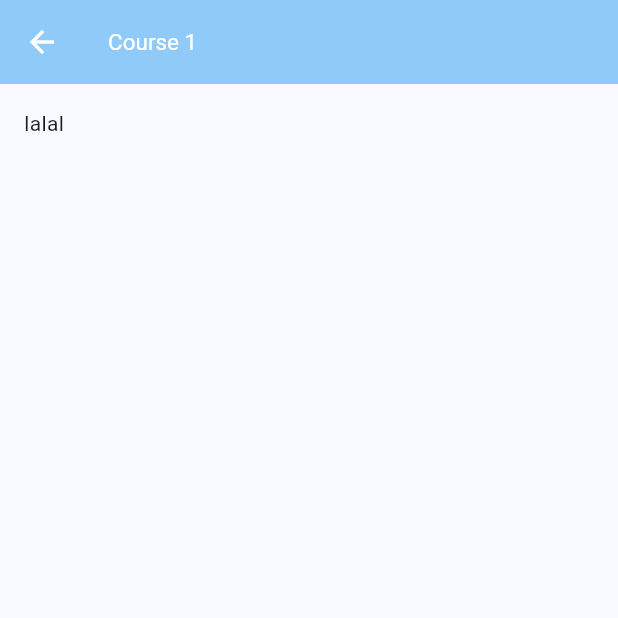
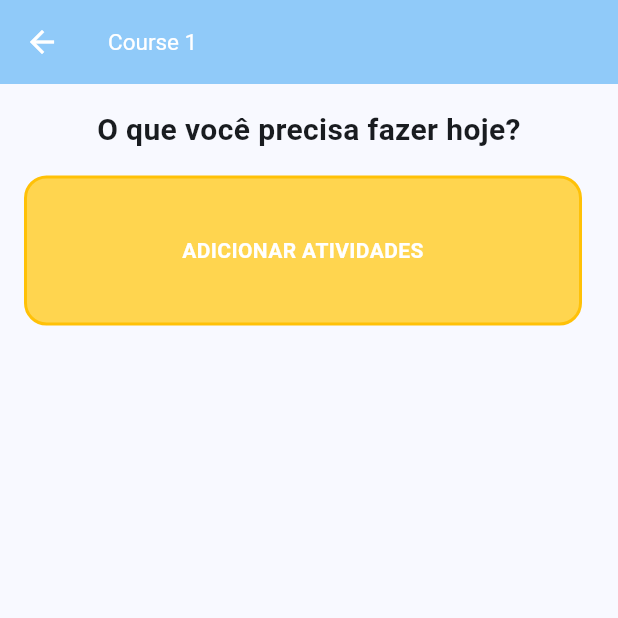
Before and after one commit to rayssamontecchiari/easyFacul, a Flutter app: the courseDetails screen opened directly with sample values from the repository, on a phone screen of 412 x 824 dp, the top half of it. Run offline on Flutter 3.47's test engine with Material 2 defaults, Android fonts, the light colour scheme and no system bars.

Commit message:
feat: adiciona botao e forms para adicionar atividade a um curso

```diff
--- a/lib/context/context.dart
+++ b/lib/context/context.dart
@@ -18,12 +18,16 @@ class Course {
   }) : _id = Uuid().v4();
 
   String get id => _id;
+
+  void addActivity(Activity activity) {
+    activities.add(activity);
+  }
 }
 
 class Activity {
   String type;
-  double value;
-  DateTime date;
+  String value; //modificar para double
+  String date; //modificar para dateTime
   String content;
 
   Activity({
@@ -117,4 +121,12 @@ class User with ChangeNotifier {
     courses.remove(course);
     notifyListeners();
   }
+
+  void addActivityToCourse(String courseId, Activity activity) {
+    Course currentCourse =
+        courses.firstWhere((element) => element.id == courseId);
+
+    currentCourse.addActivity(activity);
+    notifyListeners();
+  }
 }
--- a/lib/otherPages/course_details.dart
+++ b/lib/otherPages/course_details.dart
@@ -1,4 +1,6 @@
 import 'package:easy_facul/context/context.dart';
+import 'package:easy_facul/otherPages/add_activity.dart';
+import 'package:easy_facul/otherPages/add_course.dart';
 import 'package:easy_facul/utils/app_bar.dart';
 import 'package:flutter/material.dart';
 import 'package:provider/provider.dart';
@@ -21,13 +23,68 @@ class _courseDetailsState extends State<courseDetails> {
       appBar: AppBarCustom(
         textTitle: widget.currentCourse.name,
       ),
-      body: const SafeArea(
-          child: Padding(
-        padding: EdgeInsets.all(16),
-        child: Column(
-          children: [Text("lalal")],
+      body: SafeArea(
+        child: Padding(
+          padding: const EdgeInsets.all(16),
+          child: Column(
+            children: [
+              const Center(
+                child: Text(
+                  "O que você precisa fazer hoje?",
+                  textAlign: TextAlign.center,
+                  style: TextStyle(
+                    fontSize: 20,
+                    fontWeight: FontWeight.bold,
+                  ),
+                ),
+              ),
+              Padding(
+                padding: const EdgeInsets.only(top: 16),
+                child: Row(
+                  children: [
+                    Expanded(
+                      child: InkWell(
+                        onTap: () => {
+                          Navigator.push(
+                            context,
+                            MaterialPageRoute(
+                              builder: (_) => AddActivity(
+                                idCurrentCourse: widget.currentCourse.id,
+                              ),
+                            ),
+                          )
+                        },
+                        child: Container(
+                          decoration: BoxDecoration(
+                            color: Colors.amber[300],
+                            borderRadius: BorderRadius.circular(15),
+                            border: Border.all(
+                              color: Colors.amber,
+                              width: 2,
+                            ),
+                          ),
+                          height: 100,
+                          child: const Center(
+                            child: Text(
+                              "ADICIONAR ATIVIDADES",
+                              style: TextStyle(
+                                color: Colors.white,
+                                fontWeight: FontWeight.bold,
+                              ),
+                              textAlign: TextAlign.center,
+                            ),
+                          ),
+                        ),
+                      ),
+                    ),
+                    SizedBox(width: 8),
+                  ],
+                ),
+              )
+            ],
+          ),
         ),
-      )),
+      ),
     );
   }
 }
--- a/lib/otherPages/view_courses.dart
+++ b/lib/otherPages/view_courses.dart
@@ -27,7 +27,6 @@ class _viewCourseState extends State<viewCourse> {
           children: [
             Expanded(
               child: ListView.builder(
-                padding: EdgeInsets.only(top: 20),
                 shrinkWrap: true,
                 itemCount: _userList.length,
                 itemBuilder: (BuildContext context, int index) {
```
Also changed, not shown: lib/otherPages/add_activity.dart (added, +119 -0 lines).
